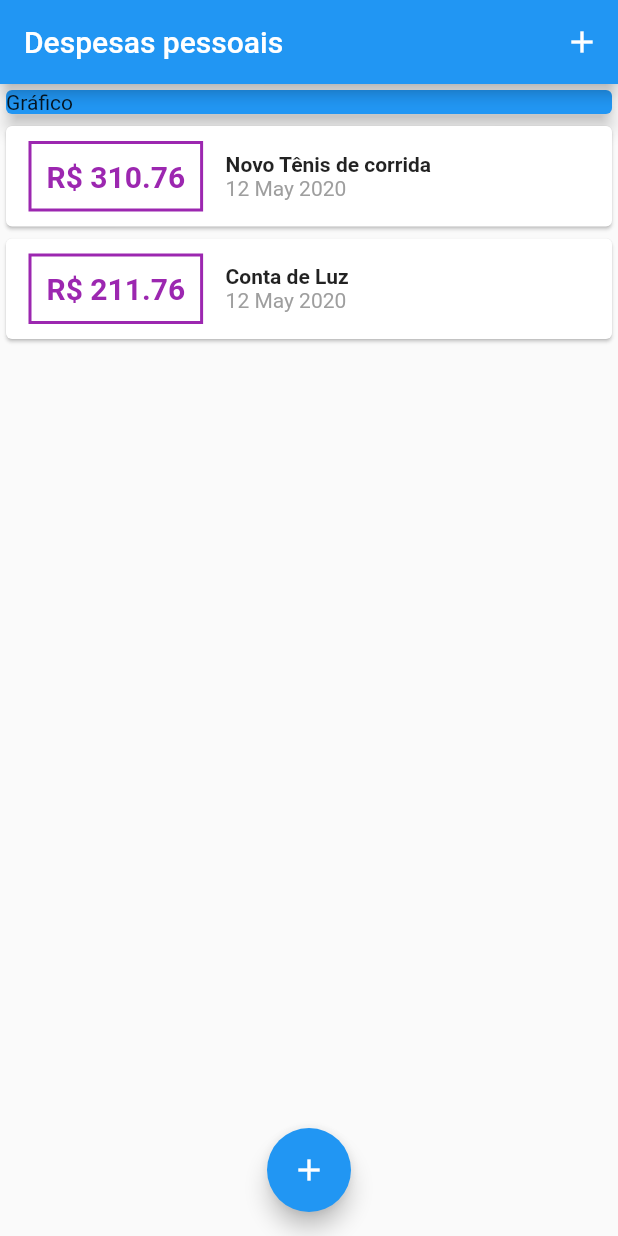
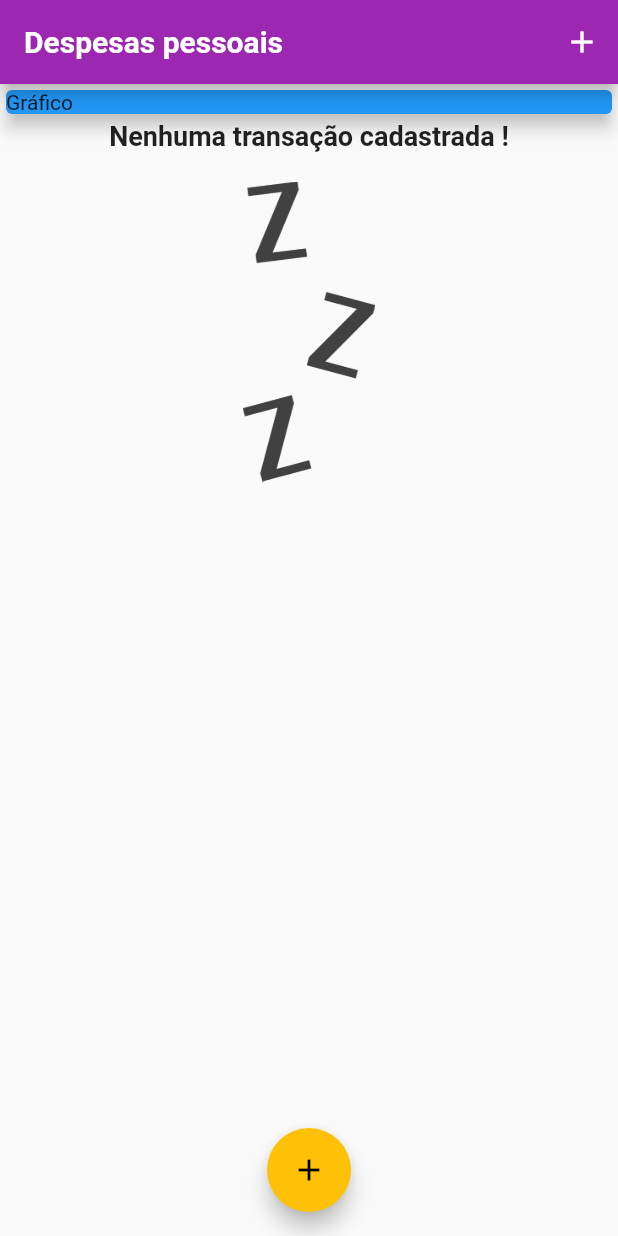
Before and after one commit to angeloconfer/coder_flutter, a Flutter app: the screen it shows after launch, on a phone screen of 412 x 824 dp. Run offline on Flutter 3.47's test engine with Material 2 defaults, Android fonts, the phone set to English and light mode, and no system bars; Roboto replaces fonts that are missing (OpensSans).

Commit message:
ExpensesApp - Despesas pessoais

```diff
--- a/expenses/lib/components/transaction_form.dart
+++ b/expenses/lib/components/transaction_form.dart
@@ -1,11 +1,17 @@
 import 'package:flutter/material.dart';
 
-class TransactionForm extends StatelessWidget {
-  final titleContoller = TextEditingController();
-  final valueContoller = TextEditingController();
+class TransactionForm extends StatefulWidget {
   final void Function(String, double) onSubmit;
 
   TransactionForm(this.onSubmit);
+
+  @override
+  _TransactionFormState createState() => _TransactionFormState();
+}
+
+class _TransactionFormState extends State<TransactionForm> {
+  final titleContoller = TextEditingController();
+  final valueContoller = TextEditingController();
 
   _submitForm() {
     final title = titleContoller.text;
@@ -15,7 +21,7 @@ class TransactionForm extends StatelessWidget {
       return;
     }
 
-    onSubmit(title, value);
+    widget.onSubmit(title, value);
   }
 
   @override
--- a/expenses/lib/components/transaction_list.dart
+++ b/expenses/lib/components/transaction_list.dart
@@ -11,7 +11,24 @@ class TransactionList extends StatelessWidget {
   Widget build(BuildContext context) {
     return Container(
       height: 300,
-      child: ListView.builder(
+      child: transactions.isEmpty
+          ? Column(
+              children: <Widget>[
+                Text(
+                  'Nenhuma transação cadastrada !',
+                  style: Theme.of(context).textTheme.headline6,
+                ),
+                SizedBox(height: 20),
+                Container(
+                  height: 200,
+                  child: Image.asset(
+                    'assets/images/waiting.png',
+                    fit: BoxFit.cover,
+                  ),
+                ),
+              ],
+            )
+          : ListView.builder(
               itemCount: transactions.length,
               itemBuilder: (ctx, index) {
                 final tr = transactions[index];
@@ -25,7 +42,7 @@ class TransactionList extends StatelessWidget {
                         ),
                         decoration: BoxDecoration(
                           border: Border.all(
-                      color: Colors.purple,
+                            color: Theme.of(context).primaryColor,
                             width: 2,
                           ),
                         ),
@@ -42,10 +59,10 @@ class TransactionList extends StatelessWidget {
                       Column(
                         crossAxisAlignment: CrossAxisAlignment.start,
                         children: <Widget>[
-                    Text(tr.title,
-                        style: TextStyle(
-                          fontWeight: FontWeight.bold,
-                        )),
+                          Text(
+                            tr.title,
+                            style: Theme.of(context).textTheme.headline6,
+                          ),
                           Text(
                             DateFormat('d MMM y').format(tr.date),
                             style: TextStyle(
--- a/expenses/lib/main.dart
+++ b/expenses/lib/main.dart
@@ -13,6 +13,27 @@ class ExpensesApp extends StatelessWidget {
     return MaterialApp(
       debugShowCheckedModeBanner: false,
       home: MyHomePage(),
+      theme: ThemeData(
+        primarySwatch: Colors.purple,
+        accentColor: Colors.amber,
+        fontFamily: 'Quicksand',
+        textTheme: ThemeData.light().textTheme.copyWith(
+              headline6: TextStyle(
+                fontFamily: 'OpensSans',
+                fontSize: 18,
+                fontWeight: FontWeight.bold,
+              ),
+            ),
+        appBarTheme: AppBarTheme(
+          textTheme: ThemeData.light().textTheme.copyWith(
+                headline6: TextStyle(
+                  fontFamily: 'OpensSans',
+                  fontSize: 20,
+                  fontWeight: FontWeight.bold,
+                ),
+              ),
+        ),
+      ),
     );
   }
 }
@@ -23,19 +44,19 @@ class MyHomePage extends StatefulWidget {
 }
 
 class _MyHomePageState extends State<MyHomePage> {
-  final _transactions = [
-    Transaction(
-      id: 't1',
-      title: 'Novo Tênis de corrida',
-      value: 310.76,
-      date: DateTime.now(),
-    ),
-    Transaction(
-      id: 't2',
-      title: 'Conta de Luz',
-      value: 211.76,
-      date: DateTime.now(),
-    ),
+  final List<Transaction> _transactions = [
+    // Transaction(
+    //   id: 't1',
+    //   title: 'Novo Tênis de corrida',
+    //   value: 310.76,
+    //   date: DateTime.now(),
+    // ),
+    // Transaction(
+    //   id: 't2',
+    //   title: 'Conta de Luz',
+    //   value: 211.76,
+    //   date: DateTime.now(),
+    // ),
   ];
 
   _addTransaction(String title, double value) {
@@ -45,16 +66,19 @@ class _MyHomePageState extends State<MyHomePage> {
       value: value,
       date: DateTime.now(),
     );
+
     setState(() {
       _transactions.add(newTransaction);
     });
+
+    Navigator.of(context).pop();
   }
 
   _openTransactionFormModal(BuildContext context) {
     showModalBottomSheet(
       context: context,
       builder: (_) {
-        return TransactionForm(null);
+        return TransactionForm(_addTransaction);
       },
     );
   }
@@ -88,7 +112,7 @@ class _MyHomePageState extends State<MyHomePage> {
       ),
       floatingActionButton: FloatingActionButton(
         child: Icon(Icons.add),
-            onPressed: () => _openTransactionFormModal(context),
+        onPressed: () => _openTransactionFormModal(context),
       ),
       floatingActionButtonLocation: FloatingActionButtonLocation.centerFloat,
     );
```
Also changed, not shown: expenses/pubspec.yaml (+14 -9 lines), expenses/assets/fonts/OpenSans-Bold.ttf (added), expenses/assets/fonts/OpenSans-Regular.ttf (added), expenses/assets/fonts/Quicksand-Bold.ttf (added), expenses/assets/fonts/Quicksand-Light.ttf (added), expenses/assets/fonts/Quicksand-Medium.ttf (added), expenses/assets/fonts/Quicksand-Regular.ttf (added), expenses/assets/images/waiting.png (added), expenses/pubspec.lock. Lines whose indentation alone changed are shown as unchanged.
